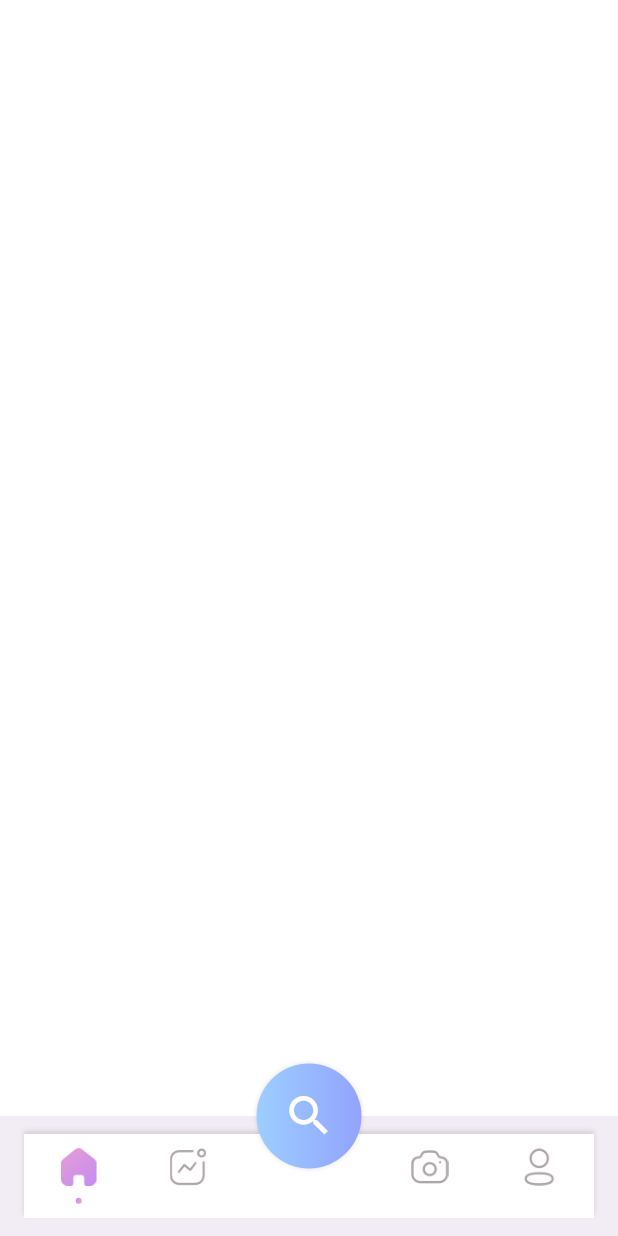
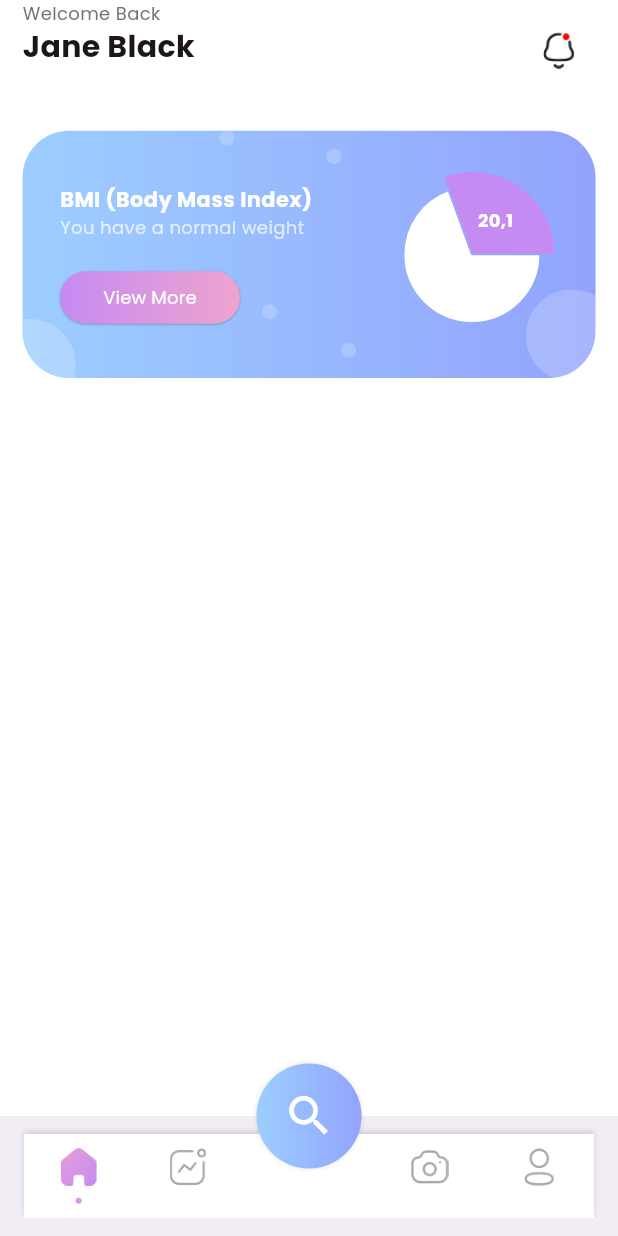
Before and after one commit to hicranfiliz/fitness, a Flutter app: the MainTabView screen opened directly, on a phone screen of 412 x 824 dp. Run offline on Flutter 3.47's test engine with Material 2 defaults, Android fonts, the phone set to English and light mode, and no system bars; drawn by our look-alikes of fl_chart; our stand-ins replace carousel_slider.

Commit message:
added fl_chart

```diff
--- a/lib/common_widget/round_button.dart
+++ b/lib/common_widget/round_button.dart
@@ -1,28 +1,34 @@
 import 'package:fitness/common/colo_extension.dart';
 import 'package:flutter/material.dart';
 
-enum RoundButtonType { bgGradient, textGradient }
+enum RoundButtonType { bgGradient, bgSGradient, textGradient }
 
 class RoundButton extends StatelessWidget {
   final String title;
   final RoundButtonType type;
   final VoidCallback onPressed;
+  final double fontSize;
+  final FontWeight fontWeight;
   const RoundButton(
       {super.key,
       required this.title,
       this.type = RoundButtonType.bgGradient,
-      required this.onPressed});
+      required this.onPressed,
+      this.fontSize = 16,
+      this.fontWeight = FontWeight.w700});
 
   @override
   Widget build(BuildContext context) {
     return Container(
       decoration: BoxDecoration(
           gradient: LinearGradient(
-              colors: TColor.primaryG,
-              begin: Alignment.centerLeft,
-              end: Alignment.centerRight),
+            colors: type == RoundButtonType.bgSGradient
+                ? TColor.secondaryG
+                : TColor.primaryG,
+          ),
           borderRadius: BorderRadius.circular(25),
-          boxShadow: type == RoundButtonType.bgGradient
+          boxShadow: type == RoundButtonType.bgGradient ||
+                  type == RoundButtonType.bgSGradient
               ? const [
                   BoxShadow(
                       color: Colors.black26,
@@ -36,17 +42,22 @@ class RoundButton extends StatelessWidget {
         shape: RoundedRectangleBorder(borderRadius: BorderRadius.circular(25)),
         textColor: TColor.primaryColor1,
         minWidth: double.maxFinite,
-        elevation: type == RoundButtonType.bgGradient ? 0 : 1,
-        color: type == RoundButtonType.bgGradient
+        elevation: type == RoundButtonType.bgGradient ||
+                type == RoundButtonType.bgSGradient
+            ? 0
+            : 1,
+        color: type == RoundButtonType.bgGradient ||
+                type == RoundButtonType.bgSGradient
             ? Colors.transparent
             : TColor.white, //TColor.white,
-        child: type == RoundButtonType.bgGradient
+        child: type == RoundButtonType.bgGradient ||
+                type == RoundButtonType.bgSGradient
             ? Text(
                 title,
                 style: TextStyle(
                     color: TColor.white,
-                    fontSize: 16,
-                    fontWeight: FontWeight.w700),
+                    fontSize: fontSize,
+                    fontWeight: fontWeight),
               )
             : ShaderMask(
                 blendMode: BlendMode.srcIn,
@@ -62,8 +73,8 @@ class RoundButton extends StatelessWidget {
                   title,
                   style: TextStyle(
                       color: TColor.primaryColor1,
-                      fontSize: 16,
-                      fontWeight: FontWeight.w700),
+                      fontSize: fontSize,
+                      fontWeight: fontWeight),
                 ),
               ),
       ),
--- /dev/null
+++ b/lib/view/home/blank_view.dart
@@ -0,0 +1,18 @@
+import 'package:fitness/common/colo_extension.dart';
+import 'package:flutter/material.dart';
+
+class BlankView extends StatefulWidget {
+  const BlankView({super.key});
+
+  @override
+  State<BlankView> createState() => _BlankViewState();
+}
+
+class _BlankViewState extends State<BlankView> {
+  @override
+  Widget build(BuildContext context) {
+    return Scaffold(
+      backgroundColor: TColor.white,
+    );
+  }
+}
--- /dev/null
+++ b/lib/view/home/home_view.dart
@@ -0,0 +1,170 @@
+import 'package:fitness/common/colo_extension.dart';
+import 'package:fitness/common_widget/round_button.dart';
+import 'package:fl_chart/fl_chart.dart';
+import 'package:flutter/material.dart';
+
+class HomeView extends StatefulWidget {
+  const HomeView({super.key});
+
+  @override
+  State<HomeView> createState() => _HomeViewState();
+}
+
+class _HomeViewState extends State<HomeView> {
+  @override
+  Widget build(BuildContext context) {
+    var media = MediaQuery.of(context).size;
+    return Scaffold(
+      backgroundColor: TColor.white,
+      body: SingleChildScrollView(
+        child: SafeArea(
+            child: Padding(
+          padding: const EdgeInsets.symmetric(horizontal: 15),
+          child: Column(
+            children: [
+              Row(
+                mainAxisAlignment: MainAxisAlignment.spaceBetween,
+                children: [
+                  Column(
+                    crossAxisAlignment: CrossAxisAlignment.start,
+                    children: [
+                      Text(
+                        "Welcome Back",
+                        style: TextStyle(color: TColor.gray, fontSize: 12),
+                      ),
+                      Text(
+                        "Jane Black",
+                        style: TextStyle(
+                            color: TColor.black,
+                            fontSize: 20,
+                            fontWeight: FontWeight.w700),
+                      ),
+                      SizedBox(
+                        height: media.width * 0.05,
+                      ),
+                    ],
+                  ),
+                  IconButton(
+                      onPressed: () {},
+                      icon: Image.asset(
+                        "assets/img/notification_active.png",
+                        width: 25,
+                        height: 25,
+                        fit: BoxFit.fitHeight,
+                      ))
+                ],
+              ),
+              SizedBox(
+                height: media.width * 0.05,
+              ),
+              Container(
+                height: media.width * 0.4,
+                decoration: BoxDecoration(
+                    gradient: LinearGradient(colors: TColor.primaryG),
+                    borderRadius: BorderRadius.circular(media.width * 0.075)),
+                child: Stack(alignment: Alignment.center, children: [
+                  Image.asset(
+                    "assets/img/bg_dots.png",
+                    height: media.width * 0.4,
+                    width: double.maxFinite,
+                    fit: BoxFit.fitHeight,
+                  ),
+                  Padding(
+                    padding: const EdgeInsets.symmetric(
+                        vertical: 25, horizontal: 25),
+                    child: Row(
+                      mainAxisAlignment: MainAxisAlignment.spaceBetween,
+                      children: [
+                        Column(
+                          mainAxisAlignment: MainAxisAlignment.center,
+                          crossAxisAlignment: CrossAxisAlignment.start,
+                          children: [
+                            Text(
+                              "BMI (Body Mass Index)",
+                              style: TextStyle(
+                                  color: TColor.white,
+                                  fontSize: 14,
+                                  fontWeight: FontWeight.w700),
+                            ),
+                            Text(
+                              "You have a normal weight",
+                              style: TextStyle(
+                                  color: TColor.white.withOpacity(0.7),
+                                  fontSize: 12),
+                            ),
+                            SizedBox(
+                              height: media.width * 0.05,
+                            ),
+                            SizedBox(
+                              width: 120,
+                              height: 35,
+                              child: RoundButton(
+                                  title: "View More",
+                                  type: RoundButtonType.bgSGradient,
+                                  fontSize: 12,
+                                  fontWeight: FontWeight.w400,
+                                  onPressed: () {}),
+                            )
+                          ],
+                        ),
+                        AspectRatio(
+                          aspectRatio: 1,
+                          child: PieChart(PieChartData(
+                            pieTouchData: PieTouchData(
+                                touchCallback:
+                                    (FlTouchEvent event, PieTouchResponse) {}),
+                            startDegreeOffset: 250,
+                            borderData: FlBorderData(show: false),
+                            sectionsSpace: 1,
+                            centerSpaceRadius: 0,
+                            sections: showingSections(),
+                          )),
+                        )
+                      ],
+                    ),
+                  )
+                ]),
+              ),
+              SizedBox(
+                height: media.width * 0.05,
+              ),
+            ],
+          ),
+        )),
+      ),
+    );
+  }
+
+  List<PieChartSectionData> showingSections() {
+    return List.generate(2, (i) {
+      var color0 = TColor.secondaryColor1;
+
+      switch (i) {
+        case 0:
+          return PieChartSectionData(
+              color: color0,
+              value: 33,
+              title: '',
+              radius: 55,
+              titlePositionPercentageOffset: 0.55,
+              badgeWidget: const Text(
+                "20,1",
+                style: TextStyle(
+                    color: Colors.white,
+                    fontSize: 12,
+                    fontWeight: FontWeight.w700),
+              ));
+        case 1:
+          return PieChartSectionData(
+            color: Colors.white,
+            value: 75,
+            title: '',
+            radius: 45,
+            titlePositionPercentageOffset: 0.55,
+          );
+        default:
+          throw Error();
+      }
+    });
+  }
+}
--- a/lib/view/main_tab/main_tab_view.dart
+++ b/lib/view/main_tab/main_tab_view.dart
@@ -1,5 +1,7 @@
 import 'package:fitness/common/colo_extension.dart';
 import 'package:fitness/common_widget/tab_button.dart';
+import 'package:fitness/view/home/blank_view.dart';
+import 'package:fitness/view/home/home_view.dart';
 import 'package:flutter/material.dart';
 
 class MainTabView extends StatefulWidget {
@@ -11,10 +13,14 @@ class MainTabView extends StatefulWidget {
 
 class _MainTabViewState extends State<MainTabView> {
   int selectTab = 0;
+  final PageStorageBucket pageBucket = PageStorageBucket();
+  Widget currentTab = const HomeView();
+
   @override
   Widget build(BuildContext context) {
     return Scaffold(
       backgroundColor: TColor.white,
+      body: PageStorage(bucket: pageBucket, child: currentTab),
       floatingActionButtonLocation: FloatingActionButtonLocation.centerDocked,
       floatingActionButton: SizedBox(
         height: 70,
@@ -50,6 +56,7 @@ class _MainTabViewState extends State<MainTabView> {
                 isActive: selectTab == 0,
                 onTap: () {
                   selectTab = 0;
+                  currentTab = const HomeView();
                   if (mounted) {
                     setState(() {});
                   }
@@ -61,6 +68,7 @@ class _MainTabViewState extends State<MainTabView> {
                 isActive: selectTab == 1,
                 onTap: () {
                   selectTab = 1;
+                  currentTab = const BlankView();
                   if (mounted) {
                     setState(() {});
                   }
@@ -73,6 +81,7 @@ class _MainTabViewState extends State<MainTabView> {
                 isActive: selectTab == 2,
                 onTap: () {
                   selectTab = 2;
+                  currentTab = const HomeView();
                   if (mounted) {
                     setState(() {});
                   }
@@ -84,6 +93,7 @@ class _MainTabViewState extends State<MainTabView> {
                 isActive: selectTab == 3,
                 onTap: () {
                   selectTab = 3;
+                  currentTab = const HomeView();
                   if (mounted) {
                     setState(() {});
                   }
--- a/pubspec.yaml
+++ b/pubspec.yaml
@@ -36,6 +36,7 @@ dependencies:
   # Use with the CupertinoIcons class for iOS style icons.
   cupertino_icons: ^1.0.2
   carousel_slider: ^4.2.1
+  fl_chart: ^0.64.0
 
 dev_dependencies:
   flutter_test:
```
Also changed, not shown: assets/img/bg_dots.png (added), assets/img/notification_active.png (added), pubspec.lock.
